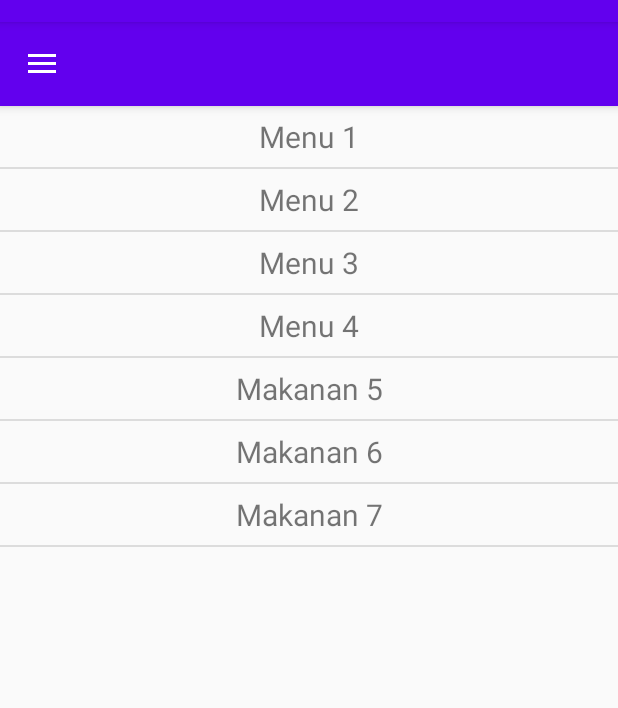
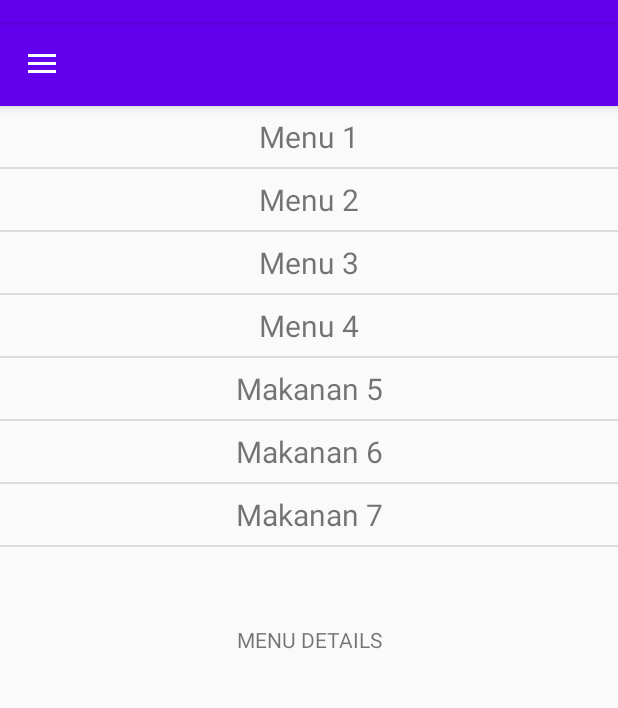
Before and after one commit to tmagira/Tubes-01-L, an Android app: the fragment MenuFragment placed in its activity, after a tap on "Menu 1", on a phone screen of 412 x 824 dp, the part 62-770 px from its top. Run offline under Robolectric (Android 15) with nearby library versions, the phone set to English and light mode, and no system bars.

Commit message:
Add Fragment Menu Details (Ada bug kalau dari menu details di click back tampilannya numpuk help me pls)

```diff
--- a/app/src/main/java/com/example/tubes_01_l/MainActivity.java
+++ b/app/src/main/java/com/example/tubes_01_l/MainActivity.java
@@ -18,6 +18,7 @@ public class MainActivity extends AppCompatActivity implements FragmentListener
 
     private MenuFragment menuFragment;
     private MainFragment mainFragment;
+    private MenuDetailsFragment menuDetailsFragment;
     FragmentManager fragmentManager;
     FragmentTransaction ft;
     ActivityMainBinding binding;
@@ -38,8 +39,11 @@ public class MainActivity extends AppCompatActivity implements FragmentListener
         this.fragmentManager = this.getSupportFragmentManager();
         this.mainFragment = MainFragment.newInstance();
         this.menuFragment = MenuFragment.newInstance();
+        this.menuDetailsFragment = MenuDetailsFragment.newInstance();
+
         FragmentTransaction ft = this.fragmentManager.beginTransaction();
         ft.add(R.id.fragment_container, this.mainFragment).addToBackStack(null).commit();
+
     }
 
     @Override
@@ -65,9 +69,25 @@ public class MainActivity extends AppCompatActivity implements FragmentListener
             if (this.mainFragment.isAdded()) {
                 ft.hide(this.mainFragment);
             }
-            this.ft.commit();
-            this.binding.drawerLayout.closeDrawers();
+            if(this.menuDetailsFragment.isAdded()){
+                ft.hide(this.menuDetailsFragment);
+            }
+        }else if (page == 3) {
+            if (this.menuDetailsFragment.isAdded()) {
+                ft.show(this.menuDetailsFragment);
+            } else {
+                ft.add(R.id.fragment_container, this.menuDetailsFragment).addToBackStack(null);
+            }
+            if (this.mainFragment.isAdded()) {
+                ft.hide(this.mainFragment);
+            }
+            if(this.menuFragment.isAdded()){
+                ft.hide((this.menuFragment));
+            }
+
         }
+        this.ft.commit();
+        this.binding.drawerLayout.closeDrawers();
     }
 
     @Override
--- /dev/null
+++ b/app/src/main/java/com/example/tubes_01_l/MenuDetailsFragment.java
@@ -0,0 +1,43 @@
+package com.example.tubes_01_l;
+
+import android.content.Context;
+import android.os.Bundle;
+import android.view.LayoutInflater;
+import android.view.View;
+import android.view.ViewGroup;
+import android.widget.TextView;
+
+import androidx.fragment.app.Fragment;
+import androidx.fragment.app.FragmentManager;
+
+public class MenuDetailsFragment extends Fragment {
+    private FragmentManager fragmentManager;
+    private FragmentListener listener;
+
+    private TextView tv;
+
+    public MenuDetailsFragment(){}
+
+    @Override
+    public View onCreateView(LayoutInflater inflater, ViewGroup container, Bundle savedInstanceState){
+        View view = inflater.inflate(R.layout.menu_details_fragment,container, false);
+
+        return view;
+    }
+
+    @Override
+    public void onAttach(Context context){
+        super.onAttach(context);
+        if(context instanceof FragmentListener){
+            this.listener = (FragmentListener) context;
+        }else{
+            throw new ClassCastException(context.toString()+ " Must Implement Fragment Listener");
+        }
+    }
+
+    public static MenuDetailsFragment newInstance(){
+        MenuDetailsFragment fragment = new MenuDetailsFragment();
+        return fragment;
+    }
+
+}
--- a/app/src/main/java/com/example/tubes_01_l/MenuFragment.java
+++ b/app/src/main/java/com/example/tubes_01_l/MenuFragment.java
@@ -39,6 +39,7 @@ public class MenuFragment extends Fragment implements MenuPresenter.IMainActivit
             @Override
             public void onItemClick(AdapterView<?> parent, View view, int position, long id) {
                 Log.d("debug", "onItemClick: clicked "+position);
+                listener.changePage(3);
             }
         });
 
--- /dev/null
+++ b/app/src/main/res/layout/menu_details_fragment.xml
@@ -0,0 +1,17 @@
+<?xml version="1.0" encoding="utf-8"?>
+<RelativeLayout
+    xmlns:android="http://schemas.android.com/apk/res/android"
+    android:layout_width="match_parent"
+    android:layout_height="match_parent">
+
+<!--    <ListView-->
+<!--        android:id="@+id/list_menu"-->
+<!--        android:layout_width="match_parent"-->
+<!--        android:layout_height="match_parent">-->
+<!--    </ListView>-->
+    <TextView
+        android:layout_width="match_parent"
+        android:layout_height="match_parent"
+        android:text="MENU DETAILS"
+        android:gravity="center"/>
+</RelativeLayout>
```
